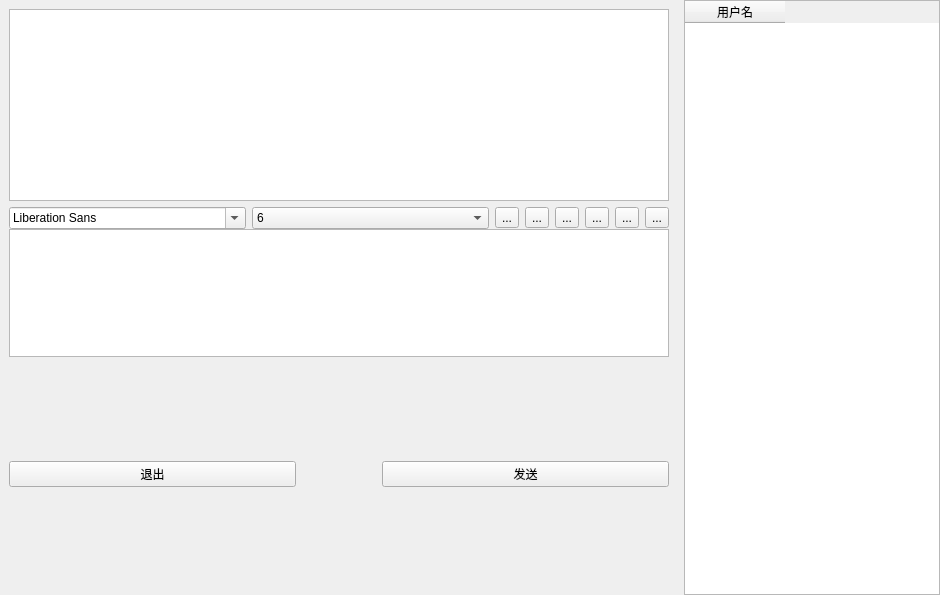
Ph0m1/xupt-linux-plan, file chatroom/chatroom/widget.ui: the form before one commit.
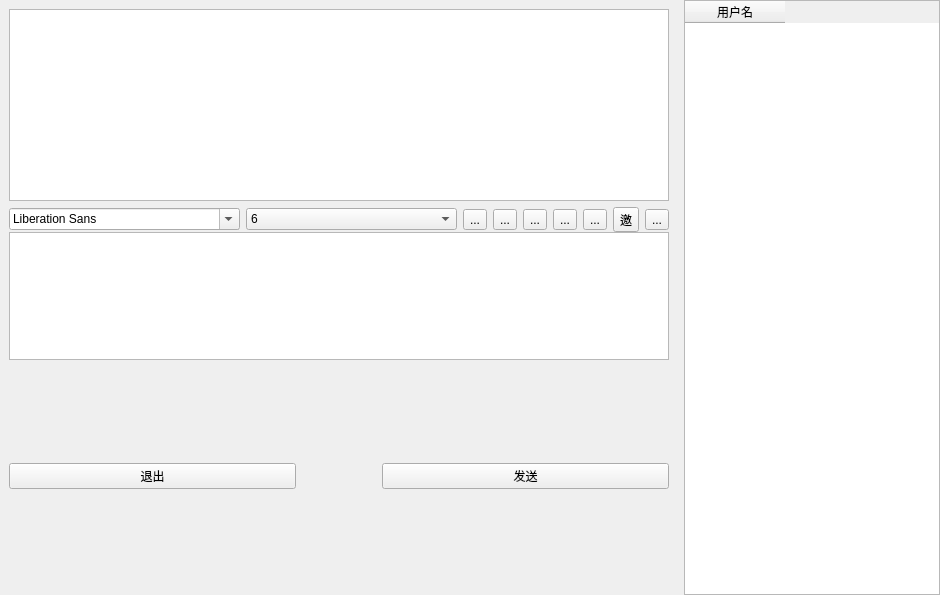
The form after the commit. Icons and pictures are not drawn.

Patch:
```diff
--- a/chatroom/chatroom/widget.ui
+++ b/chatroom/chatroom/widget.ui
@@ -300,6 +300,13 @@
                     </property>
                    </widget>
                   </item>
+                  <item>
+                   <widget class="QToolButton" name="invitebtn">
+                    <property name="text">
+                     <string>邀</string>
+                    </property>
+                   </widget>
+                  </item>
                   <item>
                    <widget class="QToolButton" name="clikeButton">
                     <property name="toolTip">
```
